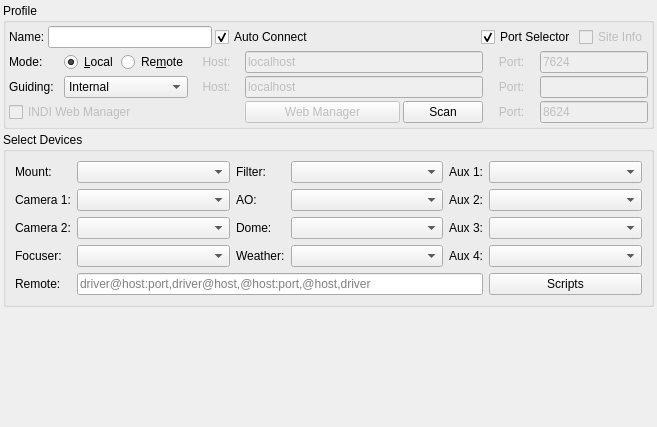
First picture: the form in kstars/ekos/profileeditor.ui, repository KDE/kstars, before the edit.
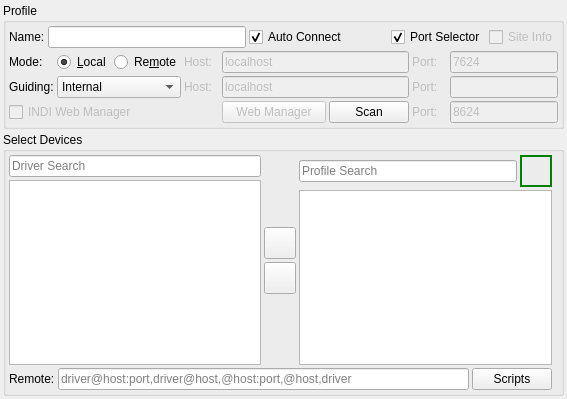
Second picture: the form after the edit. Icons and pictures are not drawn.

Commit message: Add new profiles feature

```diff
--- a/kstars/ekos/profileeditor.ui
+++ b/kstars/ekos/profileeditor.ui
@@ -6,11 +6,11 @@
    <rect>
     <x>0</x>
     <y>0</y>
-    <width>657</width>
-    <height>427</height>
+    <width>567</width>
+    <height>399</height>
    </rect>
   </property>
-  <layout class="QVBoxLayout" name="verticalLayout">
+  <layout class="QVBoxLayout" name="verticalLayout_3" stretch="1,5">
    <property name="spacing">
     <number>3</number>
    </property>
@@ -75,7 +75,7 @@
         <item>
          <spacer name="horizontalSpacer">
           <property name="orientation">
-           <enum>Qt::Orientation::Horizontal</enum>
+           <enum>Qt::Orientation::Vertical</enum>
           </property>
           <property name="sizeHint" stdset="0">
            <size>
@@ -126,9 +126,6 @@
           <property name="text">
            <string>Port:</string>
           </property>
-          <property name="alignment">
-           <set>Qt::AlignmentFlag::AlignCenter</set>
-          </property>
          </widget>
         </item>
         <item row="1" column="9">
@@ -169,9 +166,6 @@
           <property name="text">
            <string>Host:</string>
           </property>
-          <property name="alignment">
-           <set>Qt::AlignmentFlag::AlignCenter</set>
-          </property>
          </widget>
         </item>
         <item row="2" column="4" colspan="3">
@@ -306,9 +300,6 @@
           <property name="text">
            <string>Port:</string>
           </property>
-          <property name="alignment">
-           <set>Qt::AlignmentFlag::AlignCenter</set>
-          </property>
          </widget>
         </item>
         <item row="0" column="2">
@@ -345,9 +336,6 @@
           <property name="text">
            <string>Port:</string>
           </property>
-          <property name="alignment">
-           <set>Qt::AlignmentFlag::AlignCenter</set>
-          </property>
          </widget>
         </item>
         <item row="1" column="4" colspan="4">
@@ -377,9 +365,6 @@
           <property name="text">
            <string>Host:</string>
           </property>
-          <property name="alignment">
-           <set>Qt::AlignmentFlag::AlignCenter</set>
-          </property>
          </widget>
         </item>
         <item row="0" column="9">
@@ -411,311 +396,231 @@
      <property name="title">
       <string>Select Devices</string>
      </property>
-     <layout class="QGridLayout" name="gridLayout">
-      <item row="2" column="4">
-       <widget class="QLabel" name="aux3Label">
-        <property name="toolTip">
-         <string>Auxiliary #3</string>
+     <layout class="QVBoxLayout" name="verticalLayout_6">
+      <property name="spacing">
+       <number>3</number>
+      </property>
+      <property name="leftMargin">
+       <number>3</number>
+      </property>
+      <property name="topMargin">
+       <number>3</number>
+      </property>
+      <property name="bottomMargin">
+       <number>3</number>
+      </property>
+      <item>
+       <layout class="QHBoxLayout" name="horizontalLayout_4">
+        <property name="spacing">
+         <number>3</number>
         </property>
-        <property name="text">
-         <string>Aux 3:</string>
-        </property>
-       </widget>
+        <item>
+         <layout class="QVBoxLayout" name="verticalLayout_4">
+          <property name="spacing">
+           <number>3</number>
+          </property>
+          <item>
+           <widget class="QLineEdit" name="driverSearchEdit">
+            <property name="placeholderText">
+             <string>Driver Search</string>
+            </property>
+            <property name="clearButtonEnabled">
+             <bool>true</bool>
+            </property>
+           </widget>
+          </item>
+          <item>
+           <widget class="QTreeView" name="driversTree">
+            <attribute name="headerVisible">
+             <bool>false</bool>
+            </attribute>
+           </widget>
+          </item>
+         </layout>
+        </item>
+        <item>
+         <layout class="QVBoxLayout" name="verticalLayout">
+          <property name="spacing">
+           <number>3</number>
+          </property>
+          <item>
+           <spacer name="verticalSpacer">
+            <property name="orientation">
+             <enum>Qt::Orientation::Vertical</enum>
+            </property>
+            <property name="sizeHint" stdset="0">
+             <size>
+              <width>20</width>
+              <height>18</height>
+             </size>
+            </property>
+           </spacer>
+          </item>
+          <item>
+           <widget class="QPushButton" name="addDriverB">
+            <property name="minimumSize">
+             <size>
+              <width>32</width>
+              <height>32</height>
+             </size>
+            </property>
+            <property name="maximumSize">
+             <size>
+              <width>32</width>
+              <height>32</height>
+             </size>
+            </property>
+            <property name="text">
+             <string/>
+            </property>
+            <property name="icon">
+             <iconset theme="arrow-right"/>
+            </property>
+            <property name="iconSize">
+             <size>
+              <width>28</width>
+              <height>28</height>
+             </size>
+            </property>
+           </widget>
+          </item>
+          <item>
+           <widget class="QPushButton" name="removeDriverB">
+            <property name="minimumSize">
+             <size>
+              <width>32</width>
+              <height>32</height>
+             </size>
+            </property>
+            <property name="maximumSize">
+             <size>
+              <width>32</width>
+              <height>32</height>
+             </size>
+            </property>
+            <property name="text">
+             <string/>
+            </property>
+            <property name="icon">
+             <iconset theme="arrow-left"/>
+            </property>
+            <property name="iconSize">
+             <size>
+              <width>28</width>
+              <height>28</height>
+             </size>
+            </property>
+           </widget>
+          </item>
+          <item>
+           <spacer name="verticalSpacer_2">
+            <property name="orientation">
+             <enum>Qt::Orientation::Vertical</enum>
+            </property>
+            <property name="sizeHint" stdset="0">
+             <size>
+              <width>20</width>
+              <height>18</height>
+             </size>
+            </property>
+           </spacer>
+          </item>
+         </layout>
+        </item>
+        <item>
+         <layout class="QVBoxLayout" name="verticalLayout_5">
+          <property name="spacing">
+           <number>3</number>
+          </property>
+          <item>
+           <layout class="QHBoxLayout" name="horizontalLayout_3">
+            <property name="spacing">
+             <number>3</number>
+            </property>
+            <item>
+             <widget class="QLineEdit" name="profileSearchEdit">
+              <property name="enabled">
+               <bool>true</bool>
+              </property>
+              <property name="text">
+               <string/>
+              </property>
+              <property name="placeholderText">
+               <string>Profile Search</string>
+              </property>
+              <property name="clearButtonEnabled">
+               <bool>true</bool>
+              </property>
+             </widget>
+            </item>
+            <item>
+             <widget class="QLabel" name="driverCount">
+              <property name="minimumSize">
+               <size>
+                <width>32</width>
+                <height>32</height>
+               </size>
+              </property>
+              <property name="maximumSize">
+               <size>
+                <width>32</width>
+                <height>32</height>
+               </size>
+              </property>
+              <property name="styleSheet">
+               <string notr="true">border: 2px solid green;color: green;font-weight: bold;</string>
+              </property>
+              <property name="text">
+               <string/>
+              </property>
+              <property name="alignment">
+               <set>Qt::AlignmentFlag::AlignCenter</set>
+              </property>
+             </widget>
+            </item>
+           </layout>
+          </item>
+          <item>
+           <widget class="QListView" name="profileDriversList"/>
+          </item>
+         </layout>
+        </item>
+       </layout>
       </item>
-      <item row="3" column="4">
-       <widget class="QLabel" name="aux4Label">
-        <property name="toolTip">
-         <string>Auxiliary #4</string>
+      <item>
+       <layout class="QHBoxLayout" name="horizontalLayout_2">
+        <property name="spacing">
+         <number>3</number>
         </property>
-        <property name="text">
-         <string>Aux 4:</string>
-        </property>
-       </widget>
-      </item>
-      <item row="2" column="0">
-       <widget class="QLabel" name="label_8">
-        <property name="text">
-         <string>Camera 2:</string>
-        </property>
-       </widget>
-      </item>
-      <item row="0" column="4">
-       <widget class="QLabel" name="aux1Label">
-        <property name="toolTip">
-         <string>Auxiliary #1</string>
-        </property>
-        <property name="text">
-         <string>Aux 1:</string>
-        </property>
-       </widget>
-      </item>
-      <item row="5" column="0">
-       <widget class="QLabel" name="remoteDriversLabel">
-        <property name="toolTip">
-         <string>&lt;html&gt;&lt;head/&gt;&lt;body&gt;&lt;p&gt;Add remote INDI drivers to chain with the local INDI server configured by this profile. Format this field as a comma-separated list of quoted driver name, host name/address and optional port:&lt;/p&gt;&lt;p&gt;&lt;span style=&quot; font-weight:600;&quot;&gt;&amp;quot;ZWO ASI120MC&amp;quot;@192.168.1.50:8000&lt;/span&gt;&lt;br/&gt;Connect to the named camera on 192.168.1.50, port 8000.&lt;/p&gt;&lt;p&gt;&lt;span style=&quot; font-weight:600;&quot;&gt;&amp;quot;EQMod Mount&amp;quot;@192.168.1.50&lt;/span&gt;&lt;br/&gt;Connect to the named mount on 192.168.1.50, port 7624.&lt;/p&gt;&lt;p&gt;&lt;span style=&quot; font-weight:600;&quot;&gt;@192.168.1.50:8000&lt;/span&gt;&lt;br/&gt;Connect to all drivers found on 192.168.1.50, port 8000.&lt;/p&gt;&lt;p&gt;&lt;span style=&quot; font-weight:600;&quot;&gt;@192.168.1.50&lt;/span&gt;&lt;br/&gt;Connect to all drivers found on 192.168.1.50, port 7624.&lt;/p&gt;&lt;p&gt;When omitted, host defaults to localhost and port defaults to 7624.&lt;br/&gt;Remote INDI drivers must be already running for the connection to succeed.&lt;/p&gt;&lt;/body&gt;&lt;/html&gt;</string>
-        </property>
-        <property name="text">
-         <string>Remote:</string>
-        </property>
-       </widget>
-      </item>
-      <item row="2" column="1">
-       <widget class="QComboBox" name="guiderCombo">
-        <property name="sizePolicy">
-         <sizepolicy hsizetype="Expanding" vsizetype="Fixed">
-          <horstretch>0</horstretch>
-          <verstretch>0</verstretch>
-         </sizepolicy>
-        </property>
-        <property name="editable">
-         <bool>false</bool>
-        </property>
-       </widget>
-      </item>
-      <item row="2" column="2">
-       <widget class="QLabel" name="domeLabel">
-        <property name="toolTip">
-         <string>Dome Controller</string>
-        </property>
-        <property name="text">
-         <string>Dome:</string>
-        </property>
-       </widget>
-      </item>
-      <item row="3" column="5">
-       <widget class="QComboBox" name="aux4Combo">
-        <property name="sizePolicy">
-         <sizepolicy hsizetype="Expanding" vsizetype="Fixed">
-          <horstretch>0</horstretch>
-          <verstretch>0</verstretch>
-         </sizepolicy>
-        </property>
-        <property name="editable">
-         <bool>false</bool>
-        </property>
-       </widget>
-      </item>
-      <item row="1" column="1">
-       <widget class="QComboBox" name="ccdCombo">
-        <property name="sizePolicy">
-         <sizepolicy hsizetype="Expanding" vsizetype="Fixed">
-          <horstretch>0</horstretch>
-          <verstretch>0</verstretch>
-         </sizepolicy>
-        </property>
-        <property name="editable">
-         <bool>false</bool>
-        </property>
-       </widget>
-      </item>
-      <item row="1" column="2">
-       <widget class="QLabel" name="AOLabel">
-        <property name="toolTip">
-         <string>Adaptive Optics</string>
-        </property>
-        <property name="text">
-         <string>AO:</string>
-        </property>
-       </widget>
-      </item>
-      <item row="2" column="5">
-       <widget class="QComboBox" name="aux3Combo">
-        <property name="sizePolicy">
-         <sizepolicy hsizetype="Expanding" vsizetype="Fixed">
-          <horstretch>0</horstretch>
-          <verstretch>0</verstretch>
-         </sizepolicy>
-        </property>
-        <property name="editable">
-         <bool>false</bool>
-        </property>
-       </widget>
-      </item>
-      <item row="3" column="3">
-       <widget class="QComboBox" name="weatherCombo">
-        <property name="sizePolicy">
-         <sizepolicy hsizetype="Expanding" vsizetype="Fixed">
-          <horstretch>0</horstretch>
-          <verstretch>0</verstretch>
-         </sizepolicy>
-        </property>
-        <property name="editable">
-         <bool>false</bool>
-        </property>
-       </widget>
-      </item>
-      <item row="1" column="4">
-       <widget class="QLabel" name="aux2Label">
-        <property name="toolTip">
-         <string>Auxiliary #2</string>
-        </property>
-        <property name="text">
-         <string>Aux 2:</string>
-        </property>
-       </widget>
-      </item>
-      <item row="2" column="3">
-       <widget class="QComboBox" name="domeCombo">
-        <property name="sizePolicy">
-         <sizepolicy hsizetype="Expanding" vsizetype="Fixed">
-          <horstretch>0</horstretch>
-          <verstretch>0</verstretch>
-         </sizepolicy>
-        </property>
-        <property name="editable">
-         <bool>false</bool>
-        </property>
-       </widget>
-      </item>
-      <item row="0" column="5">
-       <widget class="QComboBox" name="aux1Combo">
-        <property name="sizePolicy">
-         <sizepolicy hsizetype="Expanding" vsizetype="Fixed">
-          <horstretch>0</horstretch>
-          <verstretch>0</verstretch>
-         </sizepolicy>
-        </property>
-        <property name="editable">
-         <bool>false</bool>
-        </property>
-       </widget>
-      </item>
-      <item row="1" column="5">
-       <widget class="QComboBox" name="aux2Combo">
-        <property name="sizePolicy">
-         <sizepolicy hsizetype="Expanding" vsizetype="Fixed">
-          <horstretch>0</horstretch>
-          <verstretch>0</verstretch>
-         </sizepolicy>
-        </property>
-        <property name="editable">
-         <bool>false</bool>
-        </property>
-       </widget>
-      </item>
-      <item row="1" column="0">
-       <widget class="QLabel" name="label_7">
-        <property name="text">
-         <string>Camera 1:</string>
-        </property>
-       </widget>
-      </item>
-      <item row="1" column="3">
-       <widget class="QComboBox" name="AOCombo">
-        <property name="sizePolicy">
-         <sizepolicy hsizetype="Expanding" vsizetype="Fixed">
-          <horstretch>0</horstretch>
-          <verstretch>0</verstretch>
-         </sizepolicy>
-        </property>
-        <property name="editable">
-         <bool>false</bool>
-        </property>
-       </widget>
-      </item>
-      <item row="0" column="2">
-       <widget class="QLabel" name="filterLabel">
-        <property name="toolTip">
-         <string>Filter Wheel</string>
-        </property>
-        <property name="text">
-         <string>Filter:</string>
-        </property>
-       </widget>
-      </item>
-      <item row="3" column="0">
-       <widget class="QLabel" name="label_10">
-        <property name="text">
-         <string>Focuser:</string>
-        </property>
-       </widget>
-      </item>
-      <item row="0" column="0">
-       <widget class="QLabel" name="label_6">
-        <property name="text">
-         <string>Mount:</string>
-        </property>
-       </widget>
-      </item>
-      <item row="3" column="1">
-       <widget class="QComboBox" name="focuserCombo">
-        <property name="sizePolicy">
-         <sizepolicy hsizetype="Expanding" vsizetype="Fixed">
-          <horstretch>0</horstretch>
-          <verstretch>0</verstretch>
-         </sizepolicy>
-        </property>
-        <property name="editable">
-         <bool>false</bool>
-        </property>
-       </widget>
-      </item>
-      <item row="0" column="3">
-       <widget class="QComboBox" name="filterCombo">
-        <property name="sizePolicy">
-         <sizepolicy hsizetype="Expanding" vsizetype="Fixed">
-          <horstretch>0</horstretch>
-          <verstretch>0</verstretch>
-         </sizepolicy>
-        </property>
-        <property name="editable">
-         <bool>false</bool>
-        </property>
-       </widget>
-      </item>
-      <item row="3" column="2">
-       <widget class="QLabel" name="weatherLabel">
-        <property name="toolTip">
-         <string>Weather Station</string>
-        </property>
-        <property name="text">
-         <string>Weather:</string>
-        </property>
-       </widget>
-      </item>
-      <item row="0" column="1">
-       <widget class="QComboBox" name="mountCombo">
-        <property name="sizePolicy">
-         <sizepolicy hsizetype="Expanding" vsizetype="Fixed">
-          <horstretch>0</horstretch>
-          <verstretch>0</verstretch>
-         </sizepolicy>
-        </property>
-        <property name="editable">
-         <bool>false</bool>
-        </property>
-       </widget>
-      </item>
-      <item row="5" column="1" colspan="4">
-       <widget class="QLineEdit" name="remoteDrivers">
-        <property name="placeholderText">
-         <string>driver@host:port,driver@host,@host:port,@host,driver</string>
-        </property>
-       </widget>
-      </item>
-      <item row="5" column="5">
-       <widget class="QPushButton" name="scriptsB">
-        <property name="text">
-         <string>Scripts</string>
-        </property>
-       </widget>
+        <item>
+         <widget class="QLabel" name="remoteDriversLabel">
+          <property name="toolTip">
+           <string>&lt;html&gt;&lt;head/&gt;&lt;body&gt;&lt;p&gt;Add remote INDI drivers to chain with the local INDI server configured by this profile. Format this field as a comma-separated list of quoted driver name, host name/address and optional port:&lt;/p&gt;&lt;p&gt;&lt;span style=&quot; font-weight:600;&quot;&gt;&amp;quot;ZWO ASI120MC&amp;quot;@192.168.1.50:8000&lt;/span&gt;&lt;br/&gt;Connect to the named camera on 192.168.1.50, port 8000.&lt;/p&gt;&lt;p&gt;&lt;span style=&quot; font-weight:600;&quot;&gt;&amp;quot;EQMod Mount&amp;quot;@192.168.1.50&lt;/span&gt;&lt;br/&gt;Connect to the named mount on 192.168.1.50, port 7624.&lt;/p&gt;&lt;p&gt;&lt;span style=&quot; font-weight:600;&quot;&gt;@192.168.1.50:8000&lt;/span&gt;&lt;br/&gt;Connect to all drivers found on 192.168.1.50, port 8000.&lt;/p&gt;&lt;p&gt;&lt;span style=&quot; font-weight:600;&quot;&gt;@192.168.1.50&lt;/span&gt;&lt;br/&gt;Connect to all drivers found on 192.168.1.50, port 7624.&lt;/p&gt;&lt;p&gt;When omitted, host defaults to localhost and port defaults to 7624.&lt;br/&gt;Remote INDI drivers must be already running for the connection to succeed.&lt;/p&gt;&lt;/body&gt;&lt;/html&gt;</string>
+          </property>
+          <property name="text">
+           <string>Remote:</string>
+          </property>
+         </widget>
+        </item>
+        <item>
+         <widget class="QLineEdit" name="remoteDrivers">
+          <property name="placeholderText">
+           <string>driver@host:port,driver@host,@host:port,@host,driver</string>
+          </property>
+         </widget>
+        </item>
+        <item>
+         <widget class="QPushButton" name="scriptsB">
+          <property name="text">
+           <string>Scripts</string>
+          </property>
+         </widget>
+        </item>
+       </layout>
       </item>
      </layout>
     </widget>
    </item>
-   <item>
-    <spacer name="verticalSpacer">
-     <property name="orientation">
-      <enum>Qt::Orientation::Vertical</enum>
-     </property>
-     <property name="sizeHint" stdset="0">
-      <size>
-       <width>20</width>
-       <height>0</height>
-      </size>
-     </property>
-    </spacer>
-   </item>
   </layout>
  </widget>
  <tabstops>
```
Left out of the diff: 12 changed lines with no effect on the pictures. The commit also changes 34 other files.
